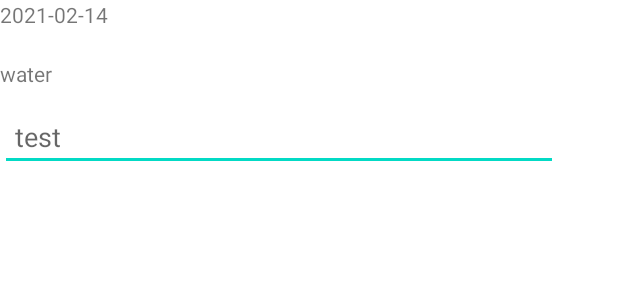
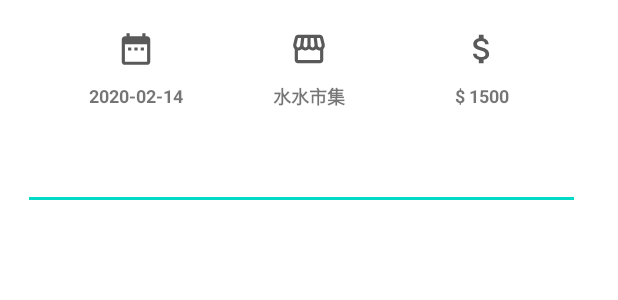
Before and after one commit to d85275/GreenLabs, an Android app: the layout fragment_manage_market.xml on its own in the app's theme, with its tools: preview values and no code run, on a phone screen of 412 x 824 dp. Shown: the top 300 px of the screen. Run offline under Robolectric (Android 15) with nearby library versions, the phone set to English and light mode, and no system bars.

Commit message:
change UI for manage market

```diff
--- /dev/null
+++ b/app/src/main/res/drawable/icon_date.xml
@@ -0,0 +1,5 @@
+<vector android:height="24dp" android:tint="#595959"
+    android:viewportHeight="24" android:viewportWidth="24"
+    android:width="24dp" xmlns:android="http://schemas.android.com/apk/res/android">
+    <path android:fillColor="@android:color/white" android:pathData="M9,11L7,11v2h2v-2zM13,11h-2v2h2v-2zM17,11h-2v2h2v-2zM19,4h-1L18,2h-2v2L8,4L8,2L6,2v2L5,4c-1.11,0 -1.99,0.9 -1.99,2L3,20c0,1.1 0.89,2 2,2h14c1.1,0 2,-0.9 2,-2L21,6c0,-1.1 -0.9,-2 -2,-2zM19,20L5,20L5,9h14v11z"/>
+</vector>
--- /dev/null
+++ b/app/src/main/res/drawable/icon_market.xml
@@ -0,0 +1,5 @@
+<vector android:height="24dp" android:tint="#595959"
+    android:viewportHeight="24" android:viewportWidth="24"
+    android:width="24dp" xmlns:android="http://schemas.android.com/apk/res/android">
+    <path android:fillColor="@android:color/white" android:pathData="M21.9,8.89l-1.05,-4.37c-0.22,-0.9 -1,-1.52 -1.91,-1.52H5.05C4.15,3 3.36,3.63 3.15,4.52L2.1,8.89c-0.24,1.02 -0.02,2.06 0.62,2.88C2.8,11.88 2.91,11.96 3,12.06V19c0,1.1 0.9,2 2,2h14c1.1,0 2,-0.9 2,-2v-6.94c0.09,-0.09 0.2,-0.18 0.28,-0.28C21.92,10.96 22.15,9.91 21.9,8.89zM18.91,4.99l1.05,4.37c0.1,0.42 0.01,0.84 -0.25,1.17C19.57,10.71 19.27,11 18.77,11c-0.61,0 -1.14,-0.49 -1.21,-1.14L16.98,5L18.91,4.99zM13,5h1.96l0.54,4.52c0.05,0.39 -0.07,0.78 -0.33,1.07C14.95,10.85 14.63,11 14.22,11C13.55,11 13,10.41 13,9.69V5zM8.49,9.52L9.04,5H11v4.69C11,10.41 10.45,11 9.71,11c-0.34,0 -0.65,-0.15 -0.89,-0.41C8.57,10.3 8.45,9.91 8.49,9.52zM4.04,9.36L5.05,5h1.97L6.44,9.86C6.36,10.51 5.84,11 5.23,11c-0.49,0 -0.8,-0.29 -0.93,-0.47C4.03,10.21 3.94,9.78 4.04,9.36zM5,19v-6.03C5.08,12.98 5.15,13 5.23,13c0.87,0 1.66,-0.36 2.24,-0.95c0.6,0.6 1.4,0.95 2.31,0.95c0.87,0 1.65,-0.36 2.23,-0.93c0.59,0.57 1.39,0.93 2.29,0.93c0.84,0 1.64,-0.35 2.24,-0.95c0.58,0.59 1.37,0.95 2.24,0.95c0.08,0 0.15,-0.02 0.23,-0.03V19H5z"/>
+</vector>
--- /dev/null
+++ b/app/src/main/res/drawable/icon_money.xml
@@ -0,0 +1,5 @@
+<vector android:height="24dp" android:tint="#595959"
+    android:viewportHeight="24" android:viewportWidth="24"
+    android:width="24dp" xmlns:android="http://schemas.android.com/apk/res/android">
+    <path android:fillColor="@android:color/white" android:pathData="M11.8,10.9c-2.27,-0.59 -3,-1.2 -3,-2.15 0,-1.09 1.01,-1.85 2.7,-1.85 1.78,0 2.44,0.85 2.5,2.1h2.21c-0.07,-1.72 -1.12,-3.3 -3.21,-3.81V3h-3v2.16c-1.94,0.42 -3.5,1.68 -3.5,3.61 0,2.31 1.91,3.46 4.7,4.13 2.5,0.6 3,1.48 3,2.41 0,0.69 -0.49,1.79 -2.7,1.79 -2.06,0 -2.87,-0.92 -2.98,-2.1h-2.2c0.12,2.19 1.76,3.42 3.68,3.83V21h3v-2.15c1.95,-0.37 3.5,-1.5 3.5,-3.55 0,-2.84 -2.43,-3.81 -4.7,-4.4z"/>
+</vector>
--- a/app/src/main/res/layout/fragment_manage_market.xml
+++ b/app/src/main/res/layout/fragment_manage_market.xml
@@ -3,36 +3,103 @@
     xmlns:app="http://schemas.android.com/apk/res-auto"
     xmlns:tools="http://schemas.android.com/tools"
     android:layout_width="match_parent"
-    android:layout_height="match_parent">
+    android:layout_height="match_parent"
+    android:layout_marginStart="15dp"
+    android:layout_marginTop="20dp"
+    android:layout_marginEnd="15dp">
 
-    <TextView
-        android:id="@+id/tv_market_date"
+    <androidx.constraintlayout.widget.Guideline
+        android:id="@+id/g_search_begin_line"
         android:layout_width="wrap_content"
         android:layout_height="wrap_content"
+        android:orientation="horizontal"
+        app:layout_constraintGuide_begin="75dp" />
+
+    <LinearLayout
+        android:layout_width="80dp"
+        android:layout_height="wrap_content"
+        android:gravity="center_horizontal"
+        android:orientation="vertical"
+        app:layout_constraintEnd_toStartOf="@id/ll_market_name"
         app:layout_constraintStart_toStartOf="parent"
-        app:layout_constraintTop_toTopOf="parent"
-        tools:text="2021-02-14" />
+        app:layout_constraintTop_toTopOf="parent">
 
-    <TextView
-        android:id="@+id/tv_market_name"
-        android:layout_width="wrap_content"
+        <ImageView
+            android:layout_width="@dimen/market_icon_size"
+            android:layout_height="@dimen/market_icon_size"
+            android:background="@drawable/icon_date" />
+
+        <TextView
+            android:id="@+id/tv_market_date"
+            android:layout_width="wrap_content"
+            android:layout_height="wrap_content"
+            android:layout_marginTop="@dimen/market_icon_margin"
+            android:textSize="12sp"
+            android:textStyle="bold"
+            tools:text="2020-02-14" />
+    </LinearLayout>
+
+    <LinearLayout
+        android:id="@+id/ll_market_name"
+        android:layout_width="80dp"
         android:layout_height="wrap_content"
-        android:layout_marginTop="20dp"
+        android:gravity="center_horizontal"
+        android:orientation="vertical"
+        app:layout_constraintEnd_toEndOf="parent"
         app:layout_constraintStart_toStartOf="parent"
-        app:layout_constraintTop_toBottomOf="@id/tv_market_date"
-        tools:text="water" />
+        app:layout_constraintTop_toTopOf="parent">
+
+        <ImageView
+            android:layout_width="@dimen/market_icon_size"
+            android:layout_height="@dimen/market_icon_size"
+            android:background="@drawable/icon_market" />
+
+        <TextView
+            android:id="@+id/tv_market_name"
+            android:layout_width="wrap_content"
+            android:layout_height="wrap_content"
+            android:layout_marginTop="@dimen/market_icon_margin"
+            android:ellipsize="end"
+            android:maxLines="2"
+            android:textSize="12sp"
+            android:textStyle="bold"
+            tools:text="水水市集" />
+    </LinearLayout>
+
+    <LinearLayout
+        android:layout_width="80dp"
+        android:layout_height="wrap_content"
+        android:gravity="center_horizontal"
+        android:orientation="vertical"
+        app:layout_constraintEnd_toEndOf="parent"
+        app:layout_constraintStart_toEndOf="@id/ll_market_name"
+        app:layout_constraintTop_toTopOf="parent">
+
+        <ImageView
+            android:layout_width="@dimen/market_icon_size"
+            android:layout_height="@dimen/market_icon_size"
+            android:background="@drawable/icon_money" />
+
+        <TextView
+            android:id="@+id/tv_market_price"
+            android:layout_width="wrap_content"
+            android:layout_height="wrap_content"
+            android:layout_marginTop="@dimen/market_icon_margin"
+            android:text="$ 1500"
+            android:textSize="12sp"
+            android:textStyle="bold" />
+    </LinearLayout>
 
 
     <LinearLayout
         android:id="@+id/ll_add"
-        android:layout_width="0dp"
+        android:layout_width="match_parent"
         android:layout_height="wrap_content"
-        android:layout_marginTop="10dp"
         android:gravity="center_vertical"
         android:orientation="horizontal"
         app:layout_constraintEnd_toEndOf="parent"
         app:layout_constraintStart_toStartOf="parent"
-        app:layout_constraintTop_toBottomOf="@+id/tv_market_name">
+        app:layout_constraintTop_toBottomOf="@id/g_search_begin_line">
 
         <EditText
             android:id="@+id/et_search"
@@ -41,22 +108,30 @@
             android:layout_marginEnd="10dp"
             android:layout_weight="1"
             android:ellipsize="end"
-            android:hint="test"
             android:maxLines="1"
             android:paddingStart="10dp"
             android:paddingEnd="10dp" />
 
-        <ImageView
-            android:layout_width="30dp"
-            android:layout_height="30dp" />
     </LinearLayout>
 
     <androidx.recyclerview.widget.RecyclerView
         android:id="@+id/rv_searched_items"
         android:layout_width="0dp"
         android:layout_height="wrap_content"
+        android:layout_marginStart="5dp"
+        android:layout_marginEnd="5dp"
+        android:visibility="gone"
         app:layout_constraintEnd_toEndOf="parent"
         app:layout_constraintStart_toStartOf="parent"
         app:layout_constraintTop_toBottomOf="@+id/ll_add" />
 
+    <androidx.recyclerview.widget.RecyclerView
+        android:id="@+id/rv_sold_items"
+        android:layout_width="0dp"
+        android:layout_height="wrap_content"
+        android:layout_marginStart="5dp"
+        android:layout_marginEnd="5dp"
+        app:layout_constraintEnd_toEndOf="parent"
+        app:layout_constraintStart_toStartOf="parent"
+        app:layout_constraintTop_toBottomOf="@+id/ll_add" />
 </androidx.constraintlayout.widget.ConstraintLayout>
--- /dev/null
+++ b/app/src/main/res/values/dimens.xml
@@ -0,0 +1,5 @@
+<?xml version="1.0" encoding="utf-8"?>
+<resources>
+    <dimen name="market_icon_size">25dp</dimen>
+    <dimen name="market_icon_margin">10dp</dimen>
+</resources>
```
Also changed, not shown: app/src/main/java/chao/greenlabs/views/ManageMarketFragment.kt (+12 -4 lines), app/src/main/java/chao/greenlabs/views/adpaters/SoldItemAdapter.kt (added, +38 -0 lines), app/src/main/res/layout/item_sold_items.xml (added, +63 -0 lines).
